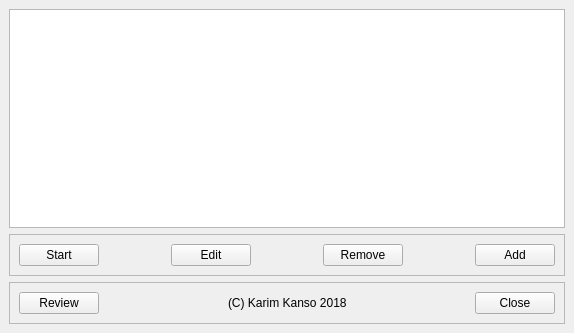
kazkansouh/pyMemorise, file memorise/ui/MainWindow.ui: the form before one commit.
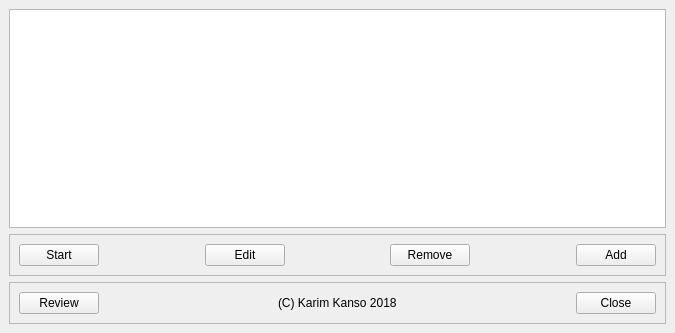
The form after the commit.

Commit message: enabled sorting of test sets on main window

What changed in the file:
```diff
--- a/memorise/ui/MainWindow.ui
+++ b/memorise/ui/MainWindow.ui
@@ -6,7 +6,7 @@
    <rect>
     <x>0</x>
     <y>0</y>
-    <width>574</width>
+    <width>675</width>
     <height>333</height>
    </rect>
   </property>
@@ -23,6 +23,9 @@
       <property name="itemsExpandable">
        <bool>false</bool>
       </property>
+      <property name="sortingEnabled">
+       <bool>true</bool>
+      </property>
       <attribute name="headerCascadingSectionResizes">
        <bool>false</bool>
       </attribute>
```
The commit also changes 1 other file.
